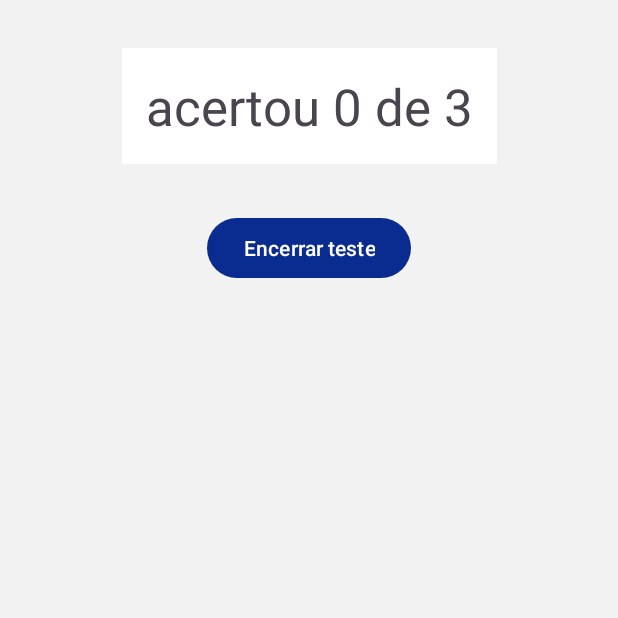
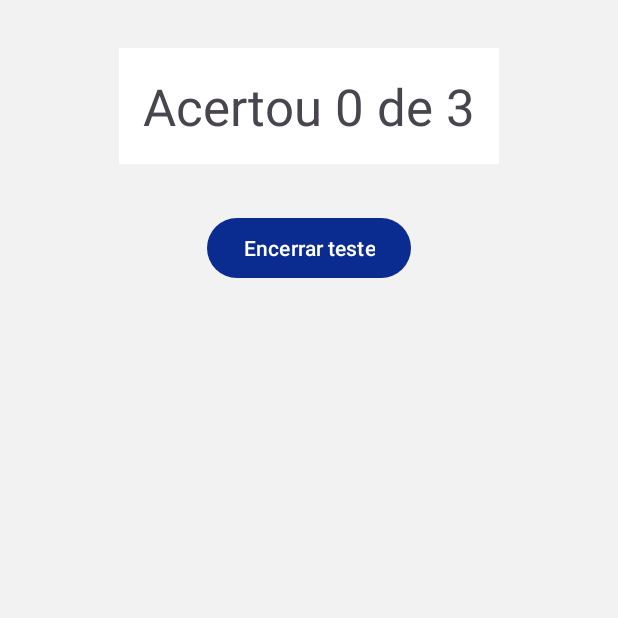
Before and after one commit to alxmart/Quiz-App, an Android app: the ResultadoActivity screen opened directly, with no data from a screen before it, on a phone screen of 412 x 824 dp, the top half of it. Run offline under Robolectric (Android 15) with nearby library versions, the phone set to English and light mode, and no system bars.

Commit message:
Code to finish PerguntasActivity and return to MainActivity.

```diff
--- a/app/src/main/java/com/luizafmartinez/quizapp/ResultadoActivity.kt
+++ b/app/src/main/java/com/luizafmartinez/quizapp/ResultadoActivity.kt
@@ -1,11 +1,41 @@
 package com.luizafmartinez.quizapp
 
+import android.content.Intent
 import androidx.appcompat.app.AppCompatActivity
 import android.os.Bundle
+import android.widget.Button
+import android.widget.TextView
 
 class ResultadoActivity : AppCompatActivity() {
+
+    private lateinit var textResultadoFinal: TextView
+    private lateinit var btnEncerrar: Button
+
     override fun onCreate(savedInstanceState: Bundle?) {
         super.onCreate(savedInstanceState)
         setContentView(R.layout.activity_resultado)
+
+        inicializarComponentes()
+    }
+    private fun inicializarComponentes() {
+
+        textResultadoFinal = findViewById(R.id.text_resultado_final)
+        btnEncerrar = findViewById(R.id.btn_encerrar)
+
+        val extra = intent.extras
+        if (extra != null) {
+            val totalRespostasCorretas = extra.getInt("totalRespostasCorretas")
+            val totalPerguntas = extra.getInt("totalPerguntas")
+            textResultadoFinal.text =
+                "Acertou $totalRespostasCorretas de $totalPerguntas."
+            btnEncerrar.setOnClickListener {
+                val intent = Intent(this, MainActivity::class.java)
+                startActivity(intent)
+                finish()
+
+            }
+        }
+
+
     }
 }
--- a/app/src/main/res/layout/activity_resultado.xml
+++ b/app/src/main/res/layout/activity_resultado.xml
@@ -13,7 +13,7 @@
         android:layout_marginTop="32dp"
         android:background="@color/branco"
         android:padding="16dp"
-        android:text="acertou 0 de 3"
+        android:text="Acertou 0 de 3"
         android:textSize="34sp"
         app:layout_constraintEnd_toEndOf="parent"
         app:layout_constraintHorizontal_bias="0.5"
```
Also changed, not shown: app/src/main/java/com/luizafmartinez/quizapp/PerguntasActivity.kt (+3 -5 lines).
